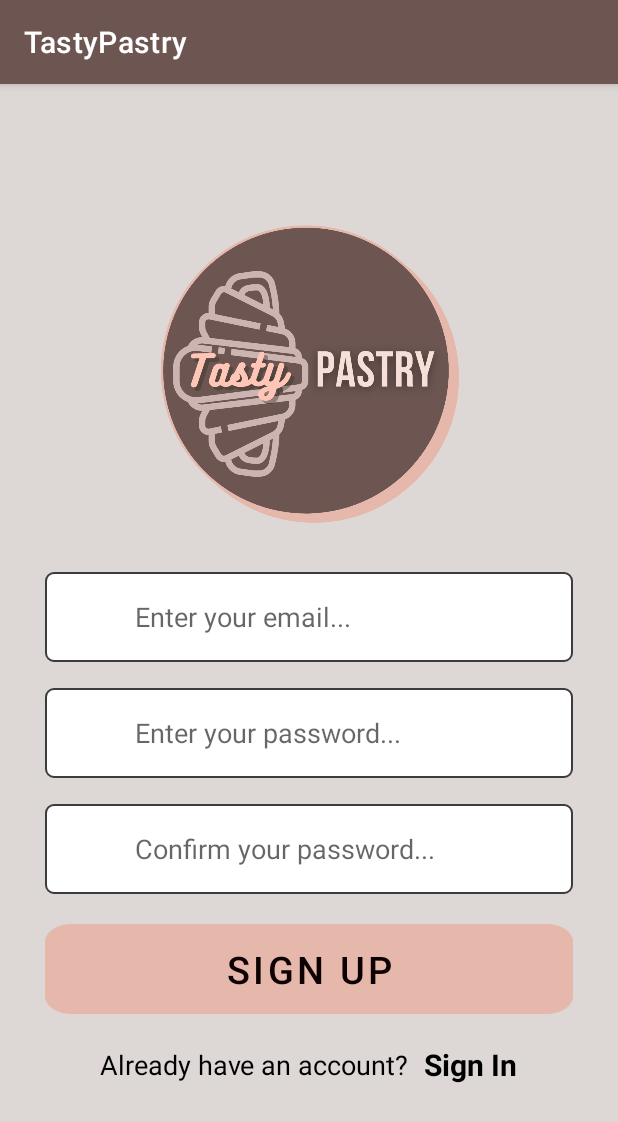
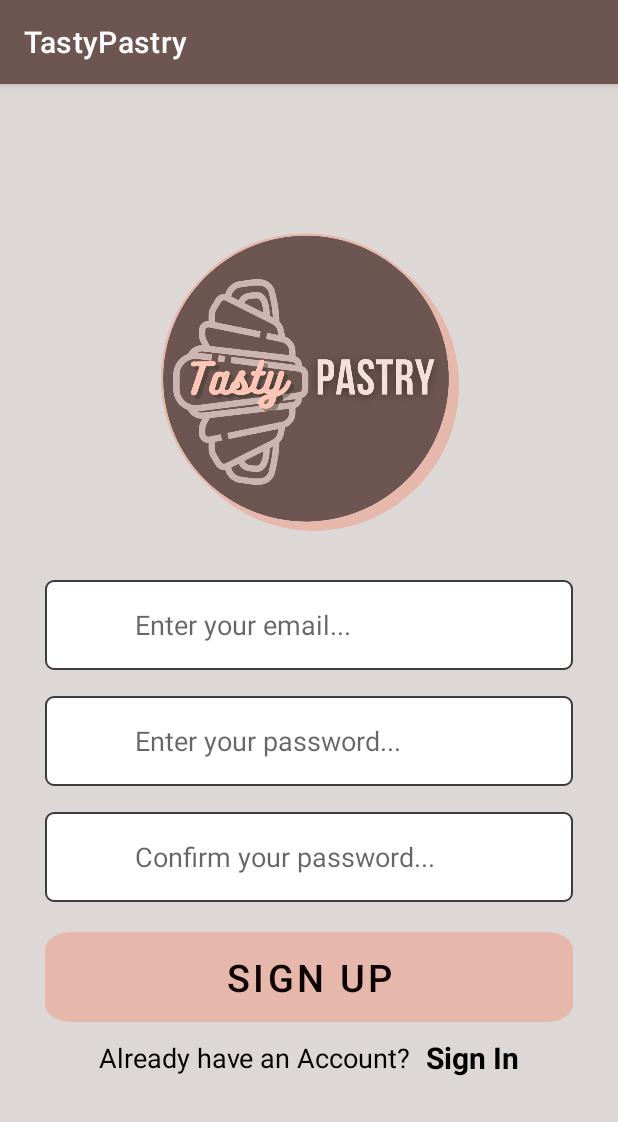
Before and after one commit to cjfung94/TastyPastry, an Android app: the SignUpActivity screen opened directly, with no data from a screen before it, on a phone screen of 412 x 824 dp. Shown: the top 1122 px of the screen. Run offline under Robolectric (Android 15) with nearby library versions, the phone set to English and light mode, and no system bars; our stand-ins replace Firebase (no records; nobody signed in at launch, a user with empty details on screens opened directly).

Commit message:
Minor fixes in Design for Welcome and Registration Activities

```diff
--- a/Tasty Pastry/app/src/main/res/layout/activity_main.xml
+++ b/Tasty Pastry/app/src/main/res/layout/activity_main.xml
@@ -90,7 +90,7 @@
     <LinearLayout
         android:layout_width="wrap_content"
         android:layout_height="wrap_content"
-        android:layout_marginTop="20dp"
+        android:layout_marginTop="10dp"
         android:layout_marginBottom="10dp"
         android:gravity="center"
         android:orientation="horizontal">
--- a/Tasty Pastry/app/src/main/res/layout/signup.xml
+++ b/Tasty Pastry/app/src/main/res/layout/signup.xml
@@ -116,13 +116,13 @@
         android:layout_height="wrap_content"
         android:orientation="horizontal"
         android:gravity="center"
-        android:layout_marginTop="20dp"
+        android:layout_marginTop="10dp"
         android:layout_marginBottom="10dp" >
 
         <TextView
             android:layout_width="wrap_content"
             android:layout_height="wrap_content"
-            android:text="Already have an account?"
+            android:text="Already have an Account?"
             android:textColor="@color/black"
             android:textSize="18dp" />
 
```
